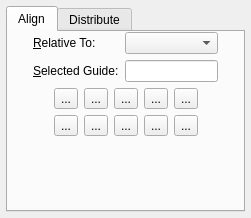
Before: the Qt Designer form scribus/aligndistribute.ui in scribusproject/scribus, drawn with Qt 5.
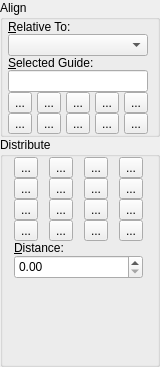
After: the same form once the commit is applied. Custom widgets are drawn as their Qt base class.

Commit message: #6935: improvements of align/distribute palette based on Louis's suggestions

```diff
--- a/scribus/aligndistribute.ui
+++ b/scribus/aligndistribute.ui
@@ -1,6 +1,6 @@
 <ui version="4.0" >
  <class>AlignDistribute</class>
- <widget class="ScrPaletteBase" native="1" name="AlignDistribute" >
+ <widget class="ScrPaletteBase" name="AlignDistribute" >
   <property name="enabled" >
    <bool>true</bool>
   </property>
@@ -8,8 +8,8 @@
    <rect>
     <x>0</x>
     <y>0</y>
-    <width>251</width>
-    <height>218</height>
+    <width>160</width>
+    <height>367</height>
    </rect>
   </property>
   <property name="minimumSize" >
@@ -18,75 +18,26 @@
     <height>0</height>
    </size>
   </property>
-  <layout class="QVBoxLayout" >
+  <layout class="QGridLayout" name="gridLayout_3" >
    <property name="margin" >
-    <number>6</number>
+    <number>0</number>
    </property>
    <property name="spacing" >
-    <number>5</number>
-   </property>
-   <item>
-    <widget class="QTabWidget" name="tabWidget" >
-     <property name="currentIndex" >
       <number>0</number>
      </property>
-     <widget class="QWidget" name="tabAlign" >
-      <attribute name="title" >
+   <item row="0" column="0" >
+    <widget class="QGroupBox" name="alignGroupBox" >
+     <property name="title" >
        <string>Align</string>
-      </attribute>
-      <layout class="QVBoxLayout" >
-       <property name="margin" >
-        <number>0</number>
-       </property>
-       <property name="spacing" >
-        <number>6</number>
-       </property>
-       <item>
-        <layout class="QHBoxLayout" >
+     </property>
+     <layout class="QGridLayout" name="gridLayout_2" >
          <property name="margin" >
           <number>0</number>
          </property>
          <property name="spacing" >
-          <number>6</number>
-         </property>
-         <item>
-          <spacer>
-           <property name="orientation" >
-            <enum>Qt::Horizontal</enum>
-           </property>
-           <property name="sizeType" >
-            <enum>QSizePolicy::Expanding</enum>
-           </property>
-           <property name="sizeHint" >
-            <size>
-             <width>40</width>
-             <height>20</height>
-            </size>
-           </property>
-          </spacer>
-         </item>
-         <item>
-          <layout class="QGridLayout" >
-           <property name="margin" >
             <number>0</number>
            </property>
-           <property name="spacing" >
-            <number>6</number>
-           </property>
-           <item row="1" column="0" >
-            <widget class="QLabel" name="alignGuideLabel" >
-             <property name="text" >
-              <string>&amp;Selected Guide:</string>
-             </property>
-             <property name="wordWrap" >
-              <bool>false</bool>
-             </property>
-             <property name="buddy" >
-              <cstring>alignGuideLineEdit</cstring>
-             </property>
-            </widget>
-           </item>
-           <item row="0" column="0" >
+      <item row="0" column="0" colspan="5" >
             <widget class="QLabel" name="alignRelativeToLabel" >
              <property name="text" >
               <string>&amp;Relative To:</string>
@@ -99,215 +50,131 @@
              </property>
             </widget>
            </item>
-           <item row="1" column="1" >
-            <widget class="QLineEdit" name="alignGuideLineEdit" />
-           </item>
-           <item row="0" column="1" >
+      <item row="1" column="0" colspan="5" >
             <widget class="QComboBox" name="alignRelativeToCombo" />
            </item>
-          </layout>
-         </item>
-         <item>
-          <spacer>
-           <property name="orientation" >
-            <enum>Qt::Horizontal</enum>
-           </property>
-           <property name="sizeType" >
-            <enum>QSizePolicy::Expanding</enum>
-           </property>
-           <property name="sizeHint" >
-            <size>
-             <width>40</width>
-             <height>20</height>
-            </size>
-           </property>
-          </spacer>
-         </item>
-        </layout>
-       </item>
-       <item>
-        <layout class="QHBoxLayout" >
-         <property name="margin" >
-          <number>0</number>
-         </property>
-         <property name="spacing" >
-          <number>6</number>
-         </property>
-         <item>
-          <spacer>
-           <property name="orientation" >
-            <enum>Qt::Horizontal</enum>
-           </property>
-           <property name="sizeType" >
-            <enum>QSizePolicy::Expanding</enum>
-           </property>
-           <property name="sizeHint" >
-            <size>
-             <width>40</width>
-             <height>20</height>
-            </size>
-           </property>
-          </spacer>
-         </item>
-         <item>
-          <layout class="QGridLayout" >
-           <property name="margin" >
-            <number>0</number>
-           </property>
-           <property name="spacing" >
-            <number>6</number>
-           </property>
-           <item row="1" column="3" >
-            <widget class="QToolButton" name="alignBottomInToolButton" >
+      <item row="2" column="0" colspan="5" >
+       <widget class="QLabel" name="alignGuideLabel" >
+        <property name="text" >
+         <string>&amp;Selected Guide:</string>
+        </property>
+        <property name="wordWrap" >
+         <bool>false</bool>
+        </property>
+        <property name="buddy" >
+         <cstring>alignGuideLineEdit</cstring>
+        </property>
+       </widget>
+      </item>
+      <item row="3" column="0" colspan="5" >
+       <widget class="QLineEdit" name="alignGuideLineEdit" />
+      </item>
+      <item row="4" column="0" >
+       <widget class="QToolButton" name="alignLeftOutToolButton" >
              <property name="text" >
               <string>...</string>
              </property>
             </widget>
            </item>
-           <item row="1" column="1" >
-            <widget class="QToolButton" name="alignTopInToolButton" >
-             <property name="text" >
-              <string>...</string>
-             </property>
-            </widget>
-           </item>
-           <item row="0" column="1" >
+      <item row="4" column="1" >
             <widget class="QToolButton" name="alignLeftInToolButton" >
              <property name="text" >
               <string>...</string>
              </property>
             </widget>
            </item>
-           <item row="0" column="3" >
+      <item row="4" column="2" >
+       <widget class="QToolButton" name="alignCenterHorToolButton" >
+        <property name="text" >
+         <string>...</string>
+        </property>
+       </widget>
+      </item>
+      <item row="4" column="3" >
             <widget class="QToolButton" name="alignRightInToolButton" >
              <property name="text" >
               <string>...</string>
              </property>
             </widget>
            </item>
-           <item row="1" column="4" >
-            <widget class="QToolButton" name="alignBottomOutToolButton" >
+      <item row="4" column="4" >
+       <widget class="QToolButton" name="alignRightOutToolButton" >
              <property name="text" >
               <string>...</string>
              </property>
             </widget>
            </item>
-           <item row="1" column="0" >
+      <item row="5" column="0" >
             <widget class="QToolButton" name="alignTopOutToolButton" >
              <property name="text" >
               <string>...</string>
              </property>
             </widget>
            </item>
-           <item row="1" column="2" >
+      <item row="5" column="1" >
+       <widget class="QToolButton" name="alignTopInToolButton" >
+        <property name="text" >
+         <string>...</string>
+        </property>
+       </widget>
+      </item>
+      <item row="5" column="2" >
             <widget class="QToolButton" name="alignCenterVerToolButton" >
              <property name="text" >
               <string>...</string>
              </property>
             </widget>
            </item>
-           <item row="0" column="0" >
-            <widget class="QToolButton" name="alignLeftOutToolButton" >
+      <item row="5" column="3" >
+       <widget class="QToolButton" name="alignBottomInToolButton" >
              <property name="text" >
               <string>...</string>
              </property>
             </widget>
            </item>
-           <item row="0" column="4" >
-            <widget class="QToolButton" name="alignRightOutToolButton" >
+      <item row="5" column="4" >
+       <widget class="QToolButton" name="alignBottomOutToolButton" >
              <property name="text" >
               <string>...</string>
              </property>
             </widget>
            </item>
-           <item row="0" column="2" >
-            <widget class="QToolButton" name="alignCenterHorToolButton" >
-             <property name="text" >
-              <string>...</string>
-             </property>
-            </widget>
-           </item>
-          </layout>
-         </item>
-         <item>
-          <spacer>
-           <property name="orientation" >
-            <enum>Qt::Horizontal</enum>
-           </property>
-           <property name="sizeType" >
-            <enum>QSizePolicy::Expanding</enum>
-           </property>
-           <property name="sizeHint" >
-            <size>
-             <width>40</width>
-             <height>20</height>
-            </size>
-           </property>
-          </spacer>
-         </item>
-        </layout>
-       </item>
-       <item>
-        <spacer>
-         <property name="orientation" >
-          <enum>Qt::Vertical</enum>
-         </property>
-         <property name="sizeType" >
-          <enum>QSizePolicy::Expanding</enum>
-         </property>
-         <property name="sizeHint" >
-          <size>
-           <width>20</width>
-           <height>40</height>
-          </size>
-         </property>
-        </spacer>
-       </item>
-      </layout>
-     </widget>
-     <widget class="QWidget" name="tabDistribute" >
-      <attribute name="title" >
+     </layout>
+    </widget>
+   </item>
+   <item row="1" column="0" >
+    <widget class="QGroupBox" name="distributeGroupBox" >
+     <property name="title" >
        <string>Distribute</string>
-      </attribute>
-      <layout class="QVBoxLayout" >
+     </property>
+     <layout class="QGridLayout" name="gridLayout" >
        <property name="margin" >
         <number>0</number>
        </property>
        <property name="spacing" >
-        <number>6</number>
-       </property>
-       <item>
-        <layout class="QHBoxLayout" >
-         <property name="margin" >
           <number>0</number>
          </property>
-         <property name="spacing" >
-          <number>6</number>
-         </property>
-         <item>
-          <spacer>
-           <property name="orientation" >
-            <enum>Qt::Horizontal</enum>
-           </property>
-           <property name="sizeType" >
-            <enum>QSizePolicy::Expanding</enum>
-           </property>
-           <property name="sizeHint" >
-            <size>
-             <width>63</width>
-             <height>20</height>
-            </size>
-           </property>
-          </spacer>
-         </item>
-         <item>
-          <layout class="QGridLayout" >
-           <property name="margin" >
-            <number>0</number>
-           </property>
-           <property name="spacing" >
-            <number>6</number>
-           </property>
+      <item row="0" column="0" >
+       <widget class="QToolButton" name="distributeLeftToolButton" >
+        <property name="text" >
+         <string>...</string>
+        </property>
+       </widget>
+      </item>
+      <item row="0" column="1" >
+       <widget class="QToolButton" name="distributeCenterHToolButton" >
+        <property name="text" >
+         <string>...</string>
+        </property>
+       </widget>
+      </item>
+      <item row="0" column="2" >
+       <widget class="QToolButton" name="distributeRightToolButton" >
+        <property name="text" >
+         <string>...</string>
+        </property>
+       </widget>
+      </item>
            <item row="0" column="3" >
             <widget class="QToolButton" name="distributeDistHToolButton" >
              <property name="text" >
@@ -315,8 +182,8 @@
              </property>
             </widget>
            </item>
-           <item row="1" column="2" >
-            <widget class="QToolButton" name="distributeTopToolButton" >
+      <item row="1" column="0" >
+       <widget class="QToolButton" name="distributeBottomToolButton" >
              <property name="text" >
               <string>...</string>
              </property>
@@ -329,32 +196,15 @@
              </property>
             </widget>
            </item>
-           <item row="0" column="2" >
-            <widget class="QToolButton" name="distributeRightToolButton" >
+      <item row="1" column="2" >
+       <widget class="QToolButton" name="distributeTopToolButton" >
              <property name="text" >
               <string>...</string>
              </property>
             </widget>
            </item>
-           <item row="3" column="0" >
-            <widget class="QToolButton" name="toolButtonDummy1" >
-             <property name="text" >
-              <string>...</string>
-             </property>
-            </widget>
-           </item>
-           <item row="2" column="2" >
-            <widget class="QToolButton" name="distributeAcrossMarginsToolButton" >
-             <property name="enabled" >
-              <bool>true</bool>
-             </property>
-             <property name="text" >
-              <string>...</string>
-             </property>
-            </widget>
-           </item>
-           <item row="0" column="0" >
-            <widget class="QToolButton" name="distributeLeftToolButton" >
+      <item row="1" column="3" >
+       <widget class="QToolButton" name="distributeDistVToolButton" >
              <property name="text" >
               <string>...</string>
              </property>
@@ -370,37 +220,6 @@
              </property>
             </widget>
            </item>
-           <item row="3" column="1" >
-            <widget class="QToolButton" name="distributeDistValueHToolButton" >
-             <property name="text" >
-              <string>...</string>
-             </property>
-            </widget>
-           </item>
-           <item row="2" column="3" >
-            <widget class="QToolButton" name="distributeDownMarginsToolButton" >
-             <property name="enabled" >
-              <bool>true</bool>
-             </property>
-             <property name="text" >
-              <string>...</string>
-             </property>
-            </widget>
-           </item>
-           <item row="0" column="1" >
-            <widget class="QToolButton" name="distributeCenterHToolButton" >
-             <property name="text" >
-              <string>...</string>
-             </property>
-            </widget>
-           </item>
-           <item row="3" column="3" >
-            <widget class="QToolButton" name="toolButtonDummy2" >
-             <property name="text" >
-              <string>...</string>
-             </property>
-            </widget>
-           </item>
            <item row="2" column="1" >
             <widget class="QToolButton" name="distributeDownPageToolButton" >
              <property name="enabled" >
@@ -411,6 +230,40 @@
              </property>
             </widget>
            </item>
+      <item row="2" column="2" >
+       <widget class="QToolButton" name="distributeAcrossMarginsToolButton" >
+        <property name="enabled" >
+         <bool>true</bool>
+        </property>
+        <property name="text" >
+         <string>...</string>
+        </property>
+       </widget>
+      </item>
+      <item row="2" column="3" >
+       <widget class="QToolButton" name="distributeDownMarginsToolButton" >
+        <property name="enabled" >
+         <bool>true</bool>
+        </property>
+        <property name="text" >
+         <string>...</string>
+        </property>
+       </widget>
+      </item>
+      <item row="3" column="0" >
+       <widget class="QToolButton" name="toolButtonDummy1" >
+        <property name="text" >
+         <string>...</string>
+        </property>
+       </widget>
+      </item>
+      <item row="3" column="1" >
+       <widget class="QToolButton" name="distributeDistValueHToolButton" >
+        <property name="text" >
+         <string>...</string>
+        </property>
+       </widget>
+      </item>
            <item row="3" column="2" >
             <widget class="QToolButton" name="distributeDistValueVToolButton" >
              <property name="text" >
@@ -418,73 +271,14 @@
              </property>
             </widget>
            </item>
-           <item row="1" column="3" >
-            <widget class="QToolButton" name="distributeDistVToolButton" >
+      <item row="3" column="3" >
+       <widget class="QToolButton" name="toolButtonDummy2" >
              <property name="text" >
               <string>...</string>
              </property>
             </widget>
            </item>
-           <item row="1" column="0" >
-            <widget class="QToolButton" name="distributeBottomToolButton" >
-             <property name="text" >
-              <string>...</string>
-             </property>
-            </widget>
-           </item>
-          </layout>
-         </item>
-         <item>
-          <spacer>
-           <property name="orientation" >
-            <enum>Qt::Horizontal</enum>
-           </property>
-           <property name="sizeType" >
-            <enum>QSizePolicy::Expanding</enum>
-           </property>
-           <property name="sizeHint" >
-            <size>
-             <width>62</width>
-             <height>20</height>
-            </size>
-           </property>
-          </spacer>
-         </item>
-        </layout>
-       </item>
-       <item>
-        <layout class="QHBoxLayout" >
-         <property name="margin" >
-          <number>0</number>
-         </property>
-         <property name="spacing" >
-          <number>6</number>
-         </property>
-         <item>
-          <spacer>
-           <property name="orientation" >
-            <enum>Qt::Horizontal</enum>
-           </property>
-           <property name="sizeType" >
-            <enum>QSizePolicy::Expanding</enum>
-           </property>
-           <property name="sizeHint" >
-            <size>
-             <width>40</width>
-             <height>20</height>
-            </size>
-           </property>
-          </spacer>
-         </item>
-         <item>
-          <layout class="QHBoxLayout" >
-           <property name="margin" >
-            <number>0</number>
-           </property>
-           <property name="spacing" >
-            <number>6</number>
-           </property>
-           <item>
+      <item row="4" column="0" colspan="4" >
             <widget class="QLabel" name="distributeDistLabel" >
              <property name="text" >
               <string>&amp;Distance:</string>
@@ -500,7 +294,7 @@
              </property>
             </widget>
            </item>
-           <item>
+      <item row="5" column="0" colspan="4" >
             <widget class="ScrSpinBox" name="distributeDistSpinBox" >
              <property name="minimumSize" >
               <size>
@@ -510,44 +304,20 @@
              </property>
             </widget>
            </item>
-          </layout>
-         </item>
-         <item>
-          <spacer>
-           <property name="orientation" >
-            <enum>Qt::Horizontal</enum>
-           </property>
-           <property name="sizeType" >
-            <enum>QSizePolicy::Expanding</enum>
-           </property>
-           <property name="sizeHint" >
-            <size>
-             <width>40</width>
-             <height>20</height>
-            </size>
-           </property>
-          </spacer>
-         </item>
-        </layout>
-       </item>
-       <item>
-        <spacer>
+      <item row="6" column="1" colspan="2" >
+       <spacer name="verticalSpacer" >
          <property name="orientation" >
           <enum>Qt::Vertical</enum>
          </property>
-         <property name="sizeType" >
-          <enum>QSizePolicy::Expanding</enum>
-         </property>
-         <property name="sizeHint" >
+        <property name="sizeHint" stdset="0" >
           <size>
            <width>20</width>
-           <height>16</height>
+          <height>2</height>
           </size>
          </property>
         </spacer>
        </item>
       </layout>
-     </widget>
     </widget>
    </item>
   </layout>
```
Lines whose indentation alone changed are shown as unchanged. The commit also changes 2 other files.
